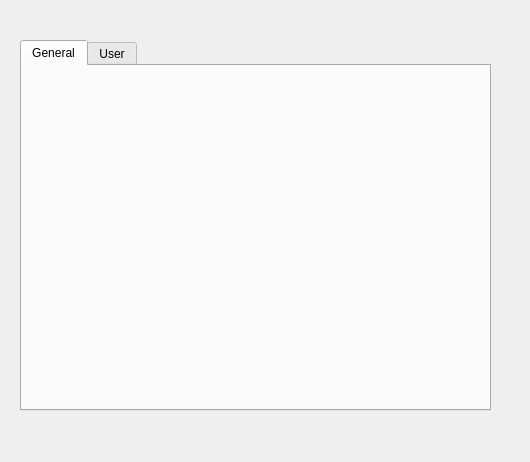
The window that Preference/preference.ui (ReFantasy/Alice) describes before a commit, drawn with Qt 5.
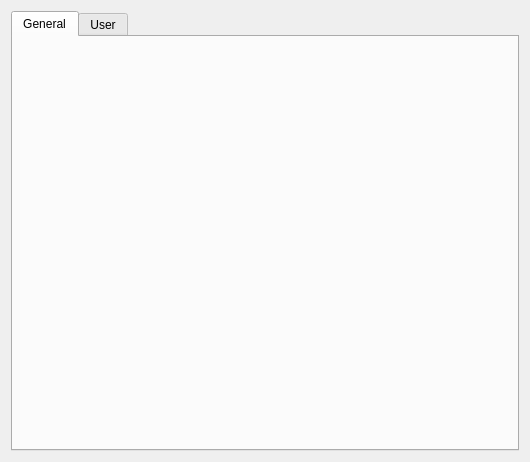
The same window after the commit. The open tabs and pages were chosen to show the change.

Diff of the .ui file:
```diff
--- a/Preference/preference.ui
+++ b/Preference/preference.ui
@@ -13,15 +13,9 @@
   <property name="windowTitle">
    <string>Preference</string>
   </property>
+  <layout class="QVBoxLayout" name="verticalLayout">
+   <item>
   <widget class="QTabWidget" name="tabWidget">
-   <property name="geometry">
-    <rect>
-     <x>20</x>
-     <y>40</y>
-     <width>471</width>
-     <height>371</height>
-    </rect>
-   </property>
    <property name="currentIndex">
     <number>1</number>
    </property>
@@ -36,6 +30,8 @@
     </attribute>
    </widget>
   </widget>
+   </item>
+  </layout>
  </widget>
  <resources/>
  <connections/>
```
Left out of the diff: 2 changed lines with no effect on the pictures. Lines whose indentation alone changed are shown as unchanged.
